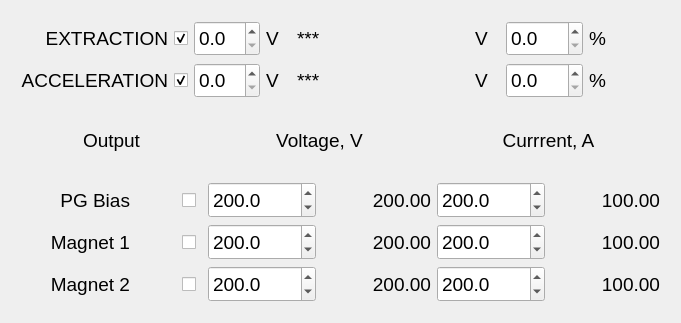
smertouh/1_MeV_UI_additional, file Magnets_UI.ui: the form before one commit.
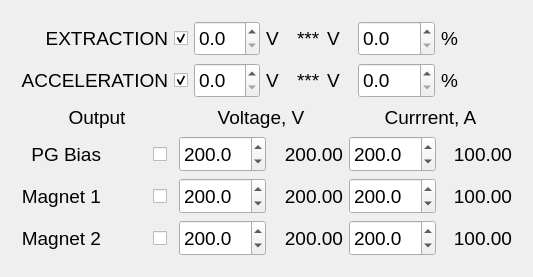
The form after the commit. Icons and pictures are not drawn.

Diff of the .ui file:
```diff
--- a/Magnets_UI.ui
+++ b/Magnets_UI.ui
@@ -6,8 +6,8 @@
    <rect>
     <x>0</x>
     <y>0</y>
-    <width>681</width>
-    <height>323</height>
+    <width>517</width>
+    <height>277</height>
    </rect>
   </property>
   <property name="sizePolicy">
@@ -24,8 +24,8 @@
   </property>
   <property name="maximumSize">
    <size>
-    <width>16777215</width>
-    <height>16777215</height>
+    <width>517</width>
+    <height>277</height>
    </size>
   </property>
   <property name="font">
@@ -576,7 +576,7 @@
       <item row="0" column="8">
        <widget class="QPushButton" name="pushButton_43">
         <property name="enabled">
-         <bool>true</bool>
+         <bool>false</bool>
         </property>
         <property name="sizePolicy">
          <sizepolicy hsizetype="Fixed" vsizetype="Fixed">
@@ -649,7 +649,7 @@
       <item row="1" column="8">
        <widget class="QPushButton" name="pushButton_44">
         <property name="enabled">
-         <bool>true</bool>
+         <bool>false</bool>
         </property>
         <property name="sizePolicy">
          <sizepolicy hsizetype="Fixed" vsizetype="Fixed">
```
